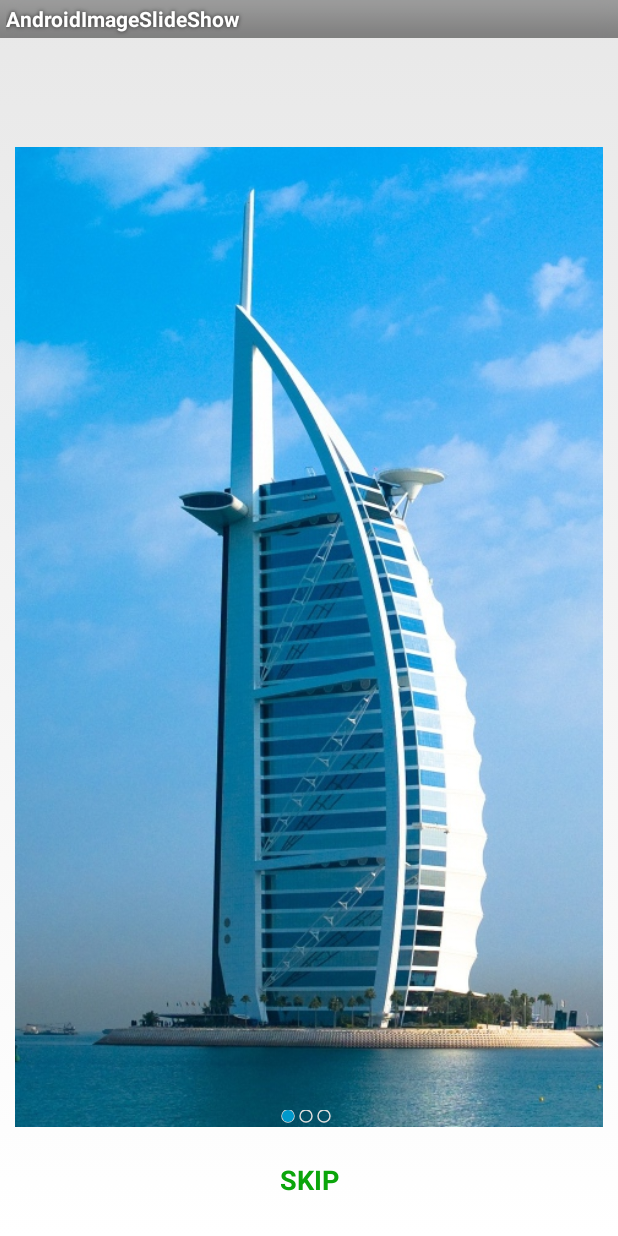
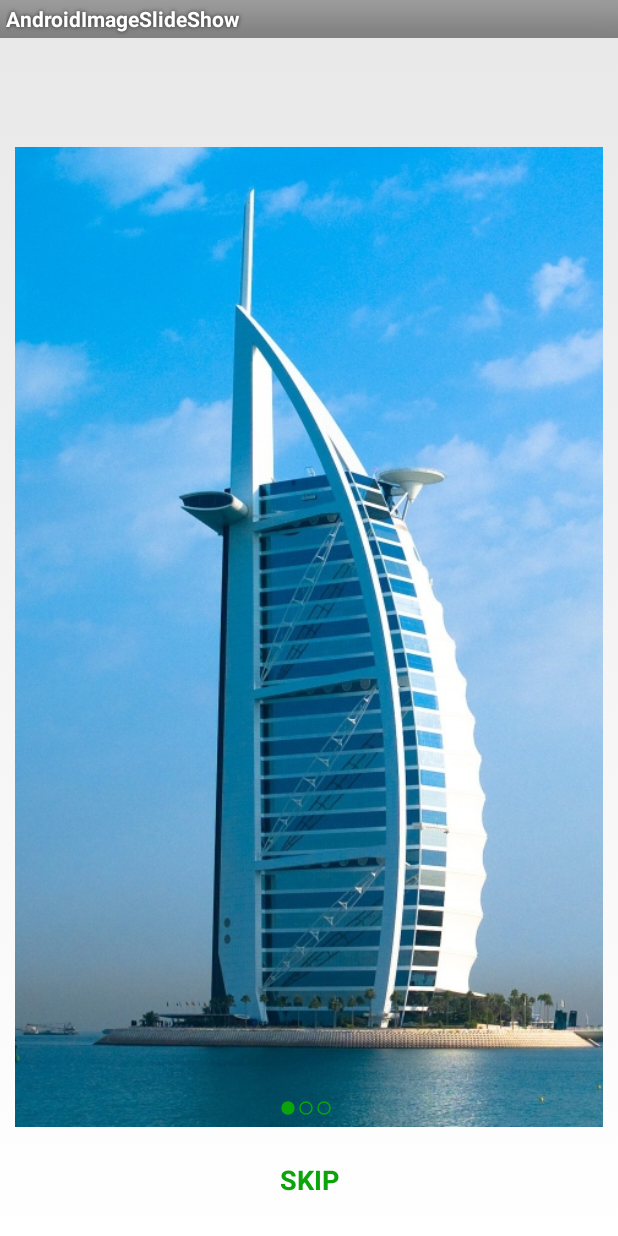
Before and after one commit to manishpathak99/OnboardingAndroid, an Android app: the screen it shows after launch (MainActivity), on a phone screen of 412 x 824 dp. Run offline under Robolectric (Android 15) with nearby library versions, the phone set to English and light mode, and no system bars; 5 statements that could not run were skipped.

Commit message:
added one more dither attribute in circlepageindicator. change color of bullets circle border

```diff
--- a/app/src/main/java/in/manishpathak/onboarding/fragment/HomeFragment.java
+++ b/app/src/main/java/in/manishpathak/onboarding/fragment/HomeFragment.java
@@ -49,11 +49,8 @@ public class HomeFragment extends Fragment {
 
 	List<Product> products;
 	RequestImgTask task;
-//	boolean stopSliding = false;
 	String message;
 
-//	private Runnable animateViewPager;
-//	private Handler handler;
 	private Button skipBtn;
 
 	String url = "https://api.myjson.com/bins/558qt";
@@ -194,7 +191,6 @@ public class HomeFragment extends Fragment {
 		public void onPageScrollStateChanged(int state) {
 			if (state == CustomViewPager.SCROLL_STATE_IDLE) {
 				if (products != null) {
-
 					Log.e("Switch", mIndicatorPosition + "");
 					if(mViewPager.getCurrentItem() == products.size()-1){
 						skipBtn.setText("CONTINUE");
@@ -210,26 +206,11 @@ public class HomeFragment extends Fragment {
 
 			if (state == CustomViewPager.SCROLL_STATE_DRAGGING) {
 				Log.e("Switch", mIndicatorPosition + "");
-//				if(mViewPager.getCurrentItem() == products.size()-1){
-//					skipBtn.setText("CONTINUE");
-//					skipBtn.setBackgroundResource(R.drawable.btn_selector_continue);
-//					skipBtn.setTextColor(getResources().getColor(android.R.color.white));
-//				} else {
-//					skipBtn.setText("SKIP");
-//					skipBtn.setBackgroundResource(android.R.color.transparent);
-//					skipBtn.setTextColor(getResources().getColor(R.color.green_bullet));
-//				}
 			}
 		}
 
 		@Override
 		public void onPageScrolled(int position, float positionOffset, int positionOffsetPixels) {
-			Log.e("onPageScrolled", mIndicatorPosition + "");
-//			if(position + 1 == products.size()-1 && positionOffset > 0){
-//				skipBtn.setText("CONTINUE");
-//				skipBtn.setBackgroundResource(R.drawable.btn_selector_continue);
-//				skipBtn.setTextColor(getResources().getColor(android.R.color.white));
-//			}
 		}
 
 		@Override
--- a/app/src/main/java/in/manishpathak/onboarding/utils/CirclePageIndicator.java
+++ b/app/src/main/java/in/manishpathak/onboarding/utils/CirclePageIndicator.java
@@ -89,6 +89,7 @@ public class CirclePageIndicator extends View implements PageIndicator {
         final float defaultRadius = res.getDimension(R.dimen.default_circle_indicator_radius);
         final boolean defaultCentered = res.getBoolean(R.bool.default_circle_indicator_centered);
         final boolean defaultSnap = res.getBoolean(R.bool.default_circle_indicator_snap);
+        final boolean defaultDither = res.getBoolean(R.bool.default_circle_dither);
 
         //Retrieve styles attributes
         TypedArray a = context.obtainStyledAttributes(attrs, R.styleable.CirclePageIndicator, defStyle, 0);
@@ -99,6 +100,7 @@ public class CirclePageIndicator extends View implements PageIndicator {
         mPaintPageFill.setColor(a.getColor(R.styleable.CirclePageIndicator_pageColor, defaultPageColor));
         mPaintStroke.setStyle(Style.STROKE);
         mPaintStroke.setColor(a.getColor(R.styleable.CirclePageIndicator_strokeColor, defaultStrokeColor));
+        mPaintStroke.setDither(a.getBoolean(R.styleable.CirclePageIndicator_dither, defaultDither));
         mPaintStroke.setStrokeWidth(a.getDimension(R.styleable.CirclePageIndicator_strokeWidth, defaultStrokeWidth));
         mPaintFill.setStyle(Style.FILL);
         mPaintFill.setColor(a.getColor(R.styleable.CirclePageIndicator_fillColor, defaultFillColor));
--- a/app/src/main/res/layout/fragment_home.xml
+++ b/app/src/main/res/layout/fragment_home.xml
@@ -1,9 +1,7 @@
 <FrameLayout xmlns:android="http://schemas.android.com/apk/res/android"
-    xmlns:tools="http://schemas.android.com/tools"
     android:id="@+id/img_slideshow_layout"
     android:layout_width="match_parent"
-    android:layout_height="match_parent"
-    tools:context=".MainActivity">
+    android:layout_height="match_parent">
 
     <in.manishpathak.onboarding.utils.CustomViewPager
         android:id="@+id/view_pager"
@@ -37,6 +35,7 @@
             android:id="@+id/indicator"
             android:layout_width="fill_parent"
             android:layout_height="match_parent"
+            android:padding="5dp"
             android:layout_gravity="center" />
 
         <Button
--- a/app/src/main/res/values/colors.xml
+++ b/app/src/main/res/values/colors.xml
@@ -1,7 +1,7 @@
 <?xml version="1.0" encoding="utf-8"?>
 <resources>
 
-    <color name="holo_blue_dark">#ff0099cc</color>
+    <color name="holo_blue_dark">#ff0ba50b</color>
     <color name="view_divider_color">#BABABA</color>
     <color name="view_divider_color_2">#DADADA</color>
     <color name="green_filler">#ff16762E</color>
--- a/app/src/main/res/values/indicator_tags.xml
+++ b/app/src/main/res/values/indicator_tags.xml
@@ -12,7 +12,9 @@
 
     <bool name="default_circle_indicator_snap">false</bool>
 
-    <color name="default_circle_indicator_stroke_color">#FFDDDDDD</color>
+    <bool name="default_circle_dither">true</bool>
+
+    <color name="default_circle_indicator_stroke_color">@color/green_bullet</color>
 
     <dimen name="default_circle_indicator_stroke_width">1dp</dimen>
 
@@ -51,6 +53,7 @@
         <attr name="radius" format="dimension" />
         <!-- Whether or not the selected indicator snaps to the circles. -->
         <attr name="snap" format="boolean" />
+        <attr name="dither" format="boolean" />
         <!-- Color of the open circles. -->
         <attr name="strokeColor" format="color" />
         <!-- Width of the stroke used to draw the circles. -->
```
